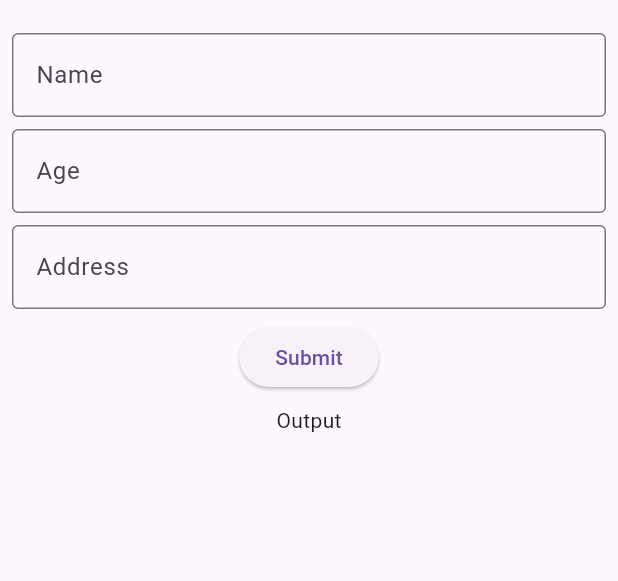
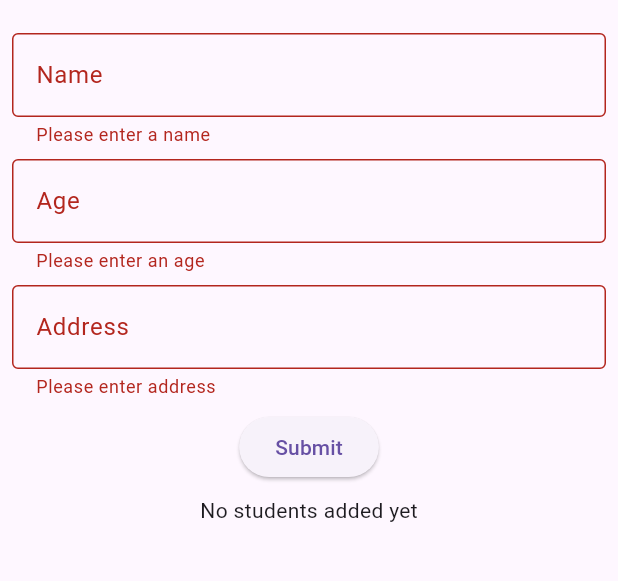
Before and after one commit to sachi-tmg/bloc_starter, a Flutter app: the StudentBlocView screen opened directly, after a tap on "Submit", on a phone screen of 412 x 824 dp, the part 63-644 px from its top. Run offline on Flutter 3.47's test engine with Material 3 defaults, Android fonts, the phone set to English and light mode, and no system bars; our stand-ins replace bloc, equatable, flutter_bloc, get_it.

Commit message:
student_bloc

```diff
--- /dev/null
+++ b/lib/bloc/student_bloc.dart
@@ -0,0 +1,42 @@
+import 'package:bloc/bloc.dart';
+import 'package:bloc_test/model/student_model.dart';
+import 'package:equatable/equatable.dart';
+
+part 'student_event.dart';
+part 'student_state.dart';
+
+class StudentBloc extends Bloc<StudentEvent, StudentState> {
+  StudentBloc() : super(StudentState.initial()) {
+    on<AddStudentEvent>(_onAddStudentEvent);
+    on<DeleteStudentEvent>(_onDeleteStudentEvent);
+  }
+
+  Future<void> _onAddStudentEvent(
+    AddStudentEvent event,
+    Emitter<StudentState> emit,
+  ) async {
+    // Show loading bar
+    emit(state.copyWith(isLoading: true));
+    //wait for 1 scond
+    await Future.delayed(const Duration(seconds: 1));
+    final students = List<StudentModel>.from(state.students)
+      ..add(event.studentModel);
+    emit(state.copyWith(students: students, isLoading: false));
+  }
+
+  Future<void> _onDeleteStudentEvent(
+    DeleteStudentEvent event,
+    Emitter<StudentState> emit,
+  ) async {
+    // Show loading bar
+    emit(state.copyWith(isLoading: true));
+    //wait for 1 scond
+    await Future.delayed(const Duration(seconds: 1));
+    final students = List<StudentModel>.from(state.students)
+      ..removeAt(event.index);
+    emit(state.copyWith(
+      students: students,
+      isLoading: false,
+    ));
+  }
+}
--- /dev/null
+++ b/lib/bloc/student_event.dart
@@ -0,0 +1,20 @@
+part of 'student_bloc.dart';
+
+sealed class StudentEvent extends Equatable {
+  const StudentEvent();
+
+  @override
+  List<Object> get props => [];
+}
+
+class AddStudentEvent extends StudentEvent {
+  final StudentModel studentModel;
+
+  const AddStudentEvent(this.studentModel);
+}
+
+class DeleteStudentEvent extends StudentEvent {
+  final int index;
+
+  const DeleteStudentEvent(this.index);
+}
--- /dev/null
+++ b/lib/bloc/student_state.dart
@@ -0,0 +1,22 @@
+part of 'student_bloc.dart';
+
+class StudentState extends Equatable {
+  final List<StudentModel> students;
+  final bool isLoading;
+
+  const StudentState({required this.students, required this.isLoading});
+
+  factory StudentState.initial() {
+    return StudentState(students: [], isLoading: false);
+  }
+
+  StudentState copyWith({List<StudentModel>? students, bool? isLoading}) {
+    return StudentState(
+      students: students ?? this.students,
+      isLoading: isLoading ?? this.isLoading,
+    );
+  }
+
+  @override
+  List<Object> get props => [students, isLoading];
+}
--- a/lib/cubit/dashboard_cubit.dart
+++ b/lib/cubit/dashboard_cubit.dart
@@ -1,5 +1,6 @@
 import 'package:bloc_test/bloc/arithmetic_bloc.dart';
 import 'package:bloc_test/bloc/counter_bloc.dart';
+import 'package:bloc_test/bloc/student_bloc.dart';
 import 'package:bloc_test/cubit/area_of_circle_cubit.dart';
 import 'package:bloc_test/cubit/arithmetic_cubit.dart';
 import 'package:bloc_test/cubit/converter_cubit.dart';
@@ -28,6 +29,7 @@ class DashboardCubit extends Cubit<void> {
     this._converterCubit,
     this._arithmeticBloc,
     this._counterBloc,
+    this._studentBloc,
   ) : super(null);
 
   final CounterCubit _counterCubit;
@@ -38,6 +40,7 @@ class DashboardCubit extends Cubit<void> {
   final ConverterCubit _converterCubit;
   final ArithmeticBloc _arithmeticBloc;
   final CounterBloc _counterBloc;
+  final StudentBloc _studentBloc;
 
   void openCounterView(BuildContext context) {
     Navigator.push(
@@ -138,7 +141,12 @@ class DashboardCubit extends Cubit<void> {
   void openStudentBlocView(BuildContext context) {
     Navigator.push(
       context,
-      MaterialPageRoute(builder: (_) => StudentBlocView()),
+      MaterialPageRoute(
+        builder: (_) => BlocProvider.value(
+          value: _studentBloc,
+          child: StudentBlocView(),
+        ),
+      ),
     );
   }
 }
--- a/lib/service_locator/service_locator.dart
+++ b/lib/service_locator/service_locator.dart
@@ -1,5 +1,6 @@
 import 'package:bloc_test/bloc/arithmetic_bloc.dart';
 import 'package:bloc_test/bloc/counter_bloc.dart';
+import 'package:bloc_test/bloc/student_bloc.dart';
 import 'package:bloc_test/cubit/area_of_circle_cubit.dart';
 import 'package:bloc_test/cubit/arithmetic_cubit.dart';
 import 'package:bloc_test/cubit/converter_cubit.dart';
@@ -19,6 +20,7 @@ Future<void> initDependency() async {
 void _initBloc() {
   serviceLocator.registerLazySingleton(() => ArithmeticBloc());
   serviceLocator.registerLazySingleton(() => CounterBloc());
+  serviceLocator.registerLazySingleton(() => StudentBloc());
 }
 
 void _initCubit() {
@@ -41,6 +43,7 @@ void _initCubit() {
       serviceLocator(),
       serviceLocator(),
       serviceLocator(),
+      serviceLocator(),
     ),
   );
 }
--- a/lib/view/student_bloc_view.dart
+++ b/lib/view/student_bloc_view.dart
@@ -1,4 +1,7 @@
+import 'package:bloc_test/bloc/student_bloc.dart';
+import 'package:bloc_test/model/student_model.dart';
 import 'package:flutter/material.dart';
+import 'package:flutter_bloc/flutter_bloc.dart';
 
 class StudentBlocView extends StatelessWidget {
   final _nameController = TextEditingController();
@@ -67,11 +70,47 @@ class StudentBlocView extends StatelessWidget {
               ),
               const SizedBox(height: 8),
               ElevatedButton(
-                onPressed: () {},
+                onPressed: () {
+                  if (_formKey2.currentState!.validate()) {
+                    StudentModel student = StudentModel(
+                      name: _nameController.text,
+                      age: int.parse(_ageController.text),
+                      address: _addressController.text,
+                    );
+                    context.read<StudentBloc>().add(AddStudentEvent(student));
+                  }
+                },
                 child: const Text('Submit'),
               ),
               SizedBox(height: 8),
-              Text('Output'),
+              BlocBuilder<StudentBloc, StudentState>(
+                builder: (context, state) {
+                  if (state.isLoading) {
+                    return const CircularProgressIndicator();
+                  } else if (state.students.isEmpty) {
+                    return const Text('No students added yet');
+                  } else {
+                    return ListView.builder(
+                      shrinkWrap: true,
+                      itemCount: state.students.length,
+                      itemBuilder: (context, index) {
+                        return ListTile(
+                          title: Text(state.students[index].name),
+                          subtitle: Text(state.students[index].age.toString()),
+                          trailing: IconButton(
+                            icon: const Icon(Icons.delete),
+                            onPressed: () {
+                              context
+                                  .read<StudentBloc>()
+                                  .add(DeleteStudentEvent(index));
+                            },
+                          ),
+                        );
+                      },
+                    );
+                  }
+                },
+              ),
             ],
           ),
         ),
```
